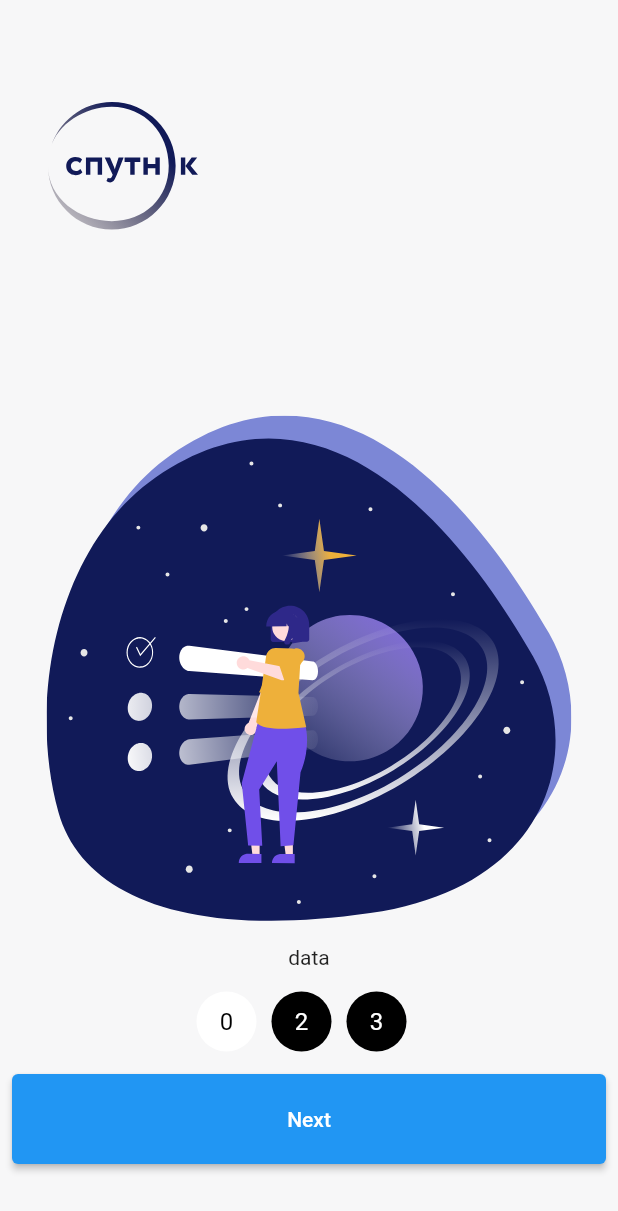
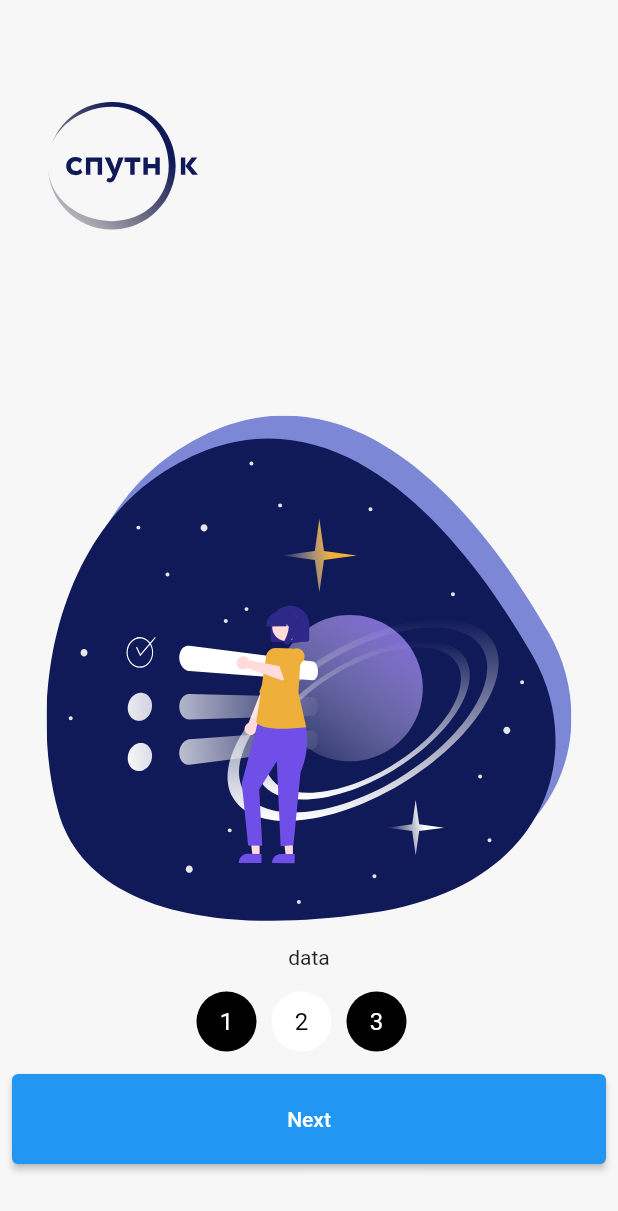
Before and after one commit to VladKodletov/application_social, a Flutter app: the screen it shows after launch, swiped to page 2, on a phone screen of 412 x 824 dp. Shown: the top 1211 px of the screen. Run offline on Flutter 3.47's test engine with Material 2 defaults, Android fonts, the phone set to English and light mode, and no system bars; our stand-ins replace flutter_svg.

Commit message:
add pagenumber

```diff
--- a/lib/features/onboarding/presentation/screens/onboard.dart
+++ b/lib/features/onboarding/presentation/screens/onboard.dart
@@ -13,9 +13,9 @@ class OnBoardScreen extends StatelessWidget {
     return PageView(
       controller: controller,
       children: const [
-        OnBoardWidget(onboardingImage: "210.svg", onboardingLogo: "010.svg"),
-        OnBoardWidget(onboardingImage: "39.svg", onboardingLogo: "010.svg"),
-        OnBoardWidget(onboardingImage: "125.svg", onboardingLogo: "010.svg"),
+        OnBoardWidget(onboardingImage: "210.svg", isActive: 1),
+        OnBoardWidget(onboardingImage: "39.svg", isActive: 2),
+        OnBoardWidget(onboardingImage: "125.svg", isActive: 3),
       ],
     );
   }
--- a/lib/features/onboarding/presentation/screens/widgets/page_widget.dart
+++ b/lib/features/onboarding/presentation/screens/widgets/page_widget.dart
@@ -1,15 +1,17 @@
-import 'package:application_social/features/onboarding/presentation/screens/widgets/page_number.dart';
+// ignore_for_file: public_member_api_docs, sort_constructors_first
 import 'package:flutter/material.dart';
 import 'package:flutter_svg/flutter_svg.dart';
 
+import 'package:application_social/features/onboarding/presentation/screens/widgets/page_number.dart';
+
 class OnBoardWidget extends StatelessWidget {
-  final String onboardingLogo;
+  final String onboardingImage;
+  final int isActive;
 
-  final String onboardingImage;
   const OnBoardWidget({
     Key? key,
-    required this.onboardingLogo,
     required this.onboardingImage,
+    required this.isActive,
   }) : super(key: key);
 
   @override
@@ -22,7 +24,7 @@ class OnBoardWidget extends StatelessWidget {
           Padding(
             padding: const EdgeInsets.only(left: 24, top: 60),
             child: SvgPicture.asset(
-              'assets/images/$onboardingLogo',
+              'assets/images/010.svg',
             ),
           ),
           Padding(
@@ -45,19 +47,23 @@ class OnBoardWidget extends StatelessWidget {
                 Row(
                   mainAxisAlignment: MainAxisAlignment.center,
                   // mainAxisSize: MainAxisSize.min,
-                  children: const [
+                  children: [
                     PageNumber(
-                        colorText: Colors.black,
-                        number: 0,
-                        backgroundColor: Colors.white),
+                      colorText: isActive == 1 ? Colors.black : Colors.white,
+                      number: 1,
+                      backgroundColor:
+                          isActive == 1 ? Colors.white : Colors.black,
+                    ),
                     PageNumber(
-                        colorText: Colors.white,
+                        colorText: isActive == 2 ? Colors.black : Colors.white,
                         number: 2,
-                        backgroundColor: Colors.black),
+                        backgroundColor:
+                            isActive == 2 ? Colors.white : Colors.black),
                     PageNumber(
-                        colorText: Colors.white,
+                        colorText: isActive == 3 ? Colors.black : Colors.white,
                         number: 3,
-                        backgroundColor: Colors.black),
+                        backgroundColor:
+                            isActive == 3 ? Colors.white : Colors.black),
                   ],
                 ),
                 const SizedBox(
```
